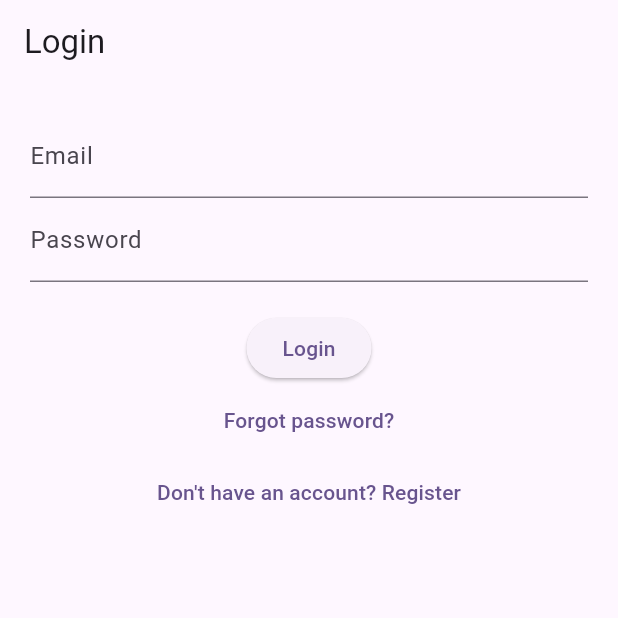
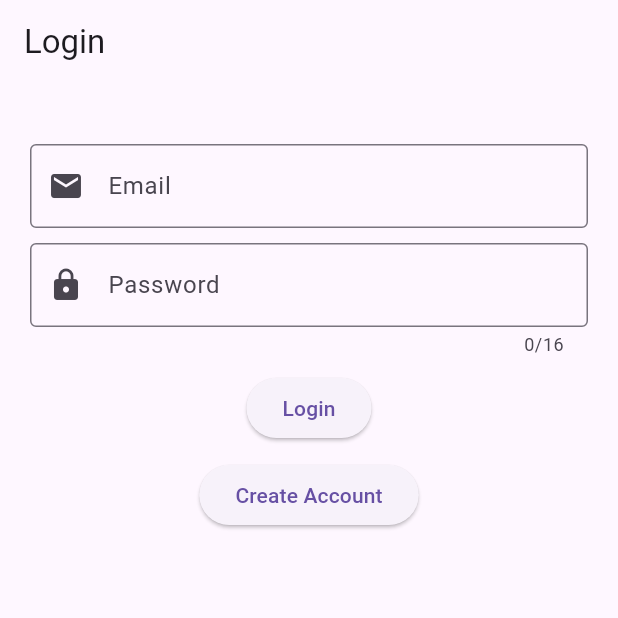
Before and after one commit to GaryXian/Flutter-Real-time-Messaging-and-Video-calls-Application, a Flutter app: the screen it shows after launch, on a phone screen of 412 x 824 dp, the top half of it. Run offline on Flutter 3.47's test engine with Material 3 defaults, Android fonts, the light colour scheme and no system bars; our stand-ins replace cloud_firestore, file_picker, firebase_auth, firebase_core, firebase_storage, image_picker; accounts and stored records are empty.

Commit message:
merging ui with some function

```diff
--- a/lib/main.dart
+++ b/lib/main.dart
@@ -1,14 +1,26 @@
 import 'package:flutter/material.dart';
+import 'package:provider/provider.dart';
 import 'package:firebase_core/firebase_core.dart';
 import 'package:firebase_auth/firebase_auth.dart';
+
 import 'firebase_options.dart';
+import 'home/home.dart';
+import 'main_screens/friends_screen.dart';
+import 'main_screens/messages_screen.dart';
+import 'main_screens/profile_screen.dart';
 import 'screens/login_screen.dart';
-import 'screens/chat_screen.dart';
+import 'sub_screens/settings_screen.dart';
+import 'widgets/change_theme.dart';
 
 void main() async {
   WidgetsFlutterBinding.ensureInitialized();
   await Firebase.initializeApp(options: DefaultFirebaseOptions.currentPlatform);
-  runApp(const MyApp());
+  runApp(
+    ChangeNotifierProvider(
+      create: (context) => ThemeProvider(),
+      child: const MyApp(),
+    ),
+  );
 }
 
 class MyApp extends StatelessWidget {
@@ -17,18 +29,29 @@ class MyApp extends StatelessWidget {
   @override
   Widget build(BuildContext context) {
     return MaterialApp(
-      title: 'Chat App',
-      theme: ThemeData(
-        colorScheme: ColorScheme.fromSeed(seedColor: Colors.deepPurple),
-        useMaterial3: true,
-      ),
+      title: 'Realtime Message & Video Call App',
+      theme: Provider.of<ThemeProvider>(context).themeData,
+      routes: {
+        '/login': (ctx) => const LoginScreen(),
+        '/home': (ctx) => const HomePage(),
+        '/message': (ctx) => const MessagesScreen(),
+        '/contacts': (ctx) => const ContactsScreen(),
+        '/profile': (ctx) => const ProfileScreen(),
+        '/settings': (ctx) => const SettingsScreen(),
+      },
       home: StreamBuilder<User?>(
         stream: FirebaseAuth.instance.authStateChanges(),
         builder: (ctx, snapshot) {
           if (snapshot.connectionState == ConnectionState.waiting) {
-            return const Scaffold(body: Center(child: CircularProgressIndicator()));
+            return const Scaffold(
+              body: Center(child: CircularProgressIndicator()),
+            );
           }
-          return snapshot.hasData ? const ChatScreen() : const LoginScreen();
+          if (snapshot.hasData) {
+            return const HomePage();
+          } else {
+            return const LoginScreen();
+          }
         },
       ),
     );
--- a/lib/screens/login_screen.dart
+++ b/lib/screens/login_screen.dart
@@ -1,6 +1,6 @@
 import 'package:flutter/material.dart';
 import 'package:firebase_auth/firebase_auth.dart';
-import 'chat_screen.dart';
+import 'package:realtime_message_calling/home/home.dart';
 import 'register_screen.dart';
 import 'reset_password_screen.dart';
 
@@ -23,21 +23,19 @@ class _LoginScreenState extends State<LoginScreen> {
       );
       Navigator.pushReplacement(
         context,
-        MaterialPageRoute(builder: (_) => const ChatScreen()),
+        MaterialPageRoute(builder: (_) => const HomePage()),
       );
     } catch (e) {
-      ScaffoldMessenger.of(
-        context,
-      ).showSnackBar(SnackBar(content: Text("Login Failed: $e")));
+      ScaffoldMessenger.of(context).showSnackBar(
+        SnackBar(content: Text("Login Failed: $e")),
+      );
     }
   }
 
   Future<void> resetPassword() async {
     if (emailController.text.trim().isEmpty) {
       ScaffoldMessenger.of(context).showSnackBar(
-        const SnackBar(
-          content: Text("Please enter your email to reset password"),
-        ),
+        const SnackBar(content: Text("Please enter your email to reset password")),
       );
       return;
     }
@@ -50,9 +48,9 @@ class _LoginScreenState extends State<LoginScreen> {
         const SnackBar(content: Text("Password reset email sent")),
       );
     } catch (e) {
-      ScaffoldMessenger.of(
-        context,
-      ).showSnackBar(SnackBar(content: Text("Error: $e")));
+      ScaffoldMessenger.of(context).showSnackBar(
+        SnackBar(content: Text("Error: $e")),
+      );
     }
   }
 
@@ -67,36 +65,53 @@ class _LoginScreenState extends State<LoginScreen> {
   Widget build(BuildContext context) {
     return Scaffold(
       appBar: AppBar(title: const Text("Login")),
-      body: Padding(
+      body: SingleChildScrollView(
         padding: const EdgeInsets.all(20),
         child: Column(
+          crossAxisAlignment: CrossAxisAlignment.center,
           children: [
-            TextField(
+            const SizedBox(height: 20),
+            // Optional: add a logo or image here
+            // Image.asset('assets/logo.png', height: 100),
+
+            TextFormField(
               controller: emailController,
-              decoration: const InputDecoration(labelText: "Email"),
+              keyboardType: TextInputType.emailAddress,
+              decoration: const InputDecoration(
+                border: OutlineInputBorder(),
+                prefixIcon: Icon(Icons.email),
+                labelText: 'Email',
+                hintText: 'Enter your email',
+              ),
             ),
-            TextField(
+            const SizedBox(height: 10),
+            TextFormField(
               controller: passwordController,
-              decoration: const InputDecoration(labelText: "Password"),
+              maxLength: 16,
               obscureText: true,
-              onSubmitted: (_) => login(),
+              decoration: const InputDecoration(
+                border: OutlineInputBorder(),
+                prefixIcon: Icon(Icons.lock),
+                labelText: 'Password',
+                hintText: 'Enter your password',
+              ),
+              onFieldSubmitted: (_) => login(),
             ),
-            const SizedBox(height: 20),
-            ElevatedButton(onPressed: login, child: const Text("Login")),
-            TextButton(
-              onPressed: () {
-                Navigator.of(context).push(
-                  MaterialPageRoute(
-                    builder: (ctx) => const ResetPasswordScreen(),
-                  ),
-                );
-              },
+            const SizedBox(height: 10),
+
+            ElevatedButton(
+              onPressed: login,
+              child: const Text('Login'),
+            ),
+            //need to work on this
+            /*TextButton(
+              onPressed: resetPassword,
               child: const Text("Forgot password?"),
-            ),
-
-            TextButton(
+            ),*/
+            const SizedBox(height: 10),
+            ElevatedButton(
               onPressed: goToRegister,
-              child: const Text("Don't have an account? Register"),
+              child: const Text('Create Account'),
             ),
           ],
         ),
--- /dev/null
+++ b/lib/widgets/change_theme.dart
@@ -0,0 +1,25 @@
+import 'package:flutter/material.dart';
+import '../widgets/themes.dart';
+
+class ThemeProvider with ChangeNotifier {
+  ThemeData _themeData = lightMode;
+
+  ThemeData get themeData => _themeData;
+
+  set themeData(ThemeData themeData) {
+    _themeData = themeData;
+    notifyListeners();
+  }
+
+  bool isDarkMode = false;
+
+  void toggleTheme() {
+    if(_themeData == lightMode) {
+      themeData = darkMode;
+      isDarkMode = true;
+    } else {
+      themeData = lightMode;
+      isDarkMode = false;
+    }
+  }
+}
--- /dev/null
+++ b/lib/widgets/themes.dart
@@ -0,0 +1,9 @@
+import 'package:flutter/material.dart';
+
+ThemeData lightMode = ThemeData(
+  brightness: Brightness.light
+);
+
+ThemeData darkMode = ThemeData(
+  brightness: Brightness.dark
+);
--- a/pubspec.yaml
+++ b/pubspec.yaml
@@ -42,6 +42,7 @@ dependencies:
   url_launcher: ^6.3.1
   file_picker: ^10.1.2
   image_picker: ^1.1.0
+  provider: ^6.1.5
 
 dev_dependencies:
   flutter_test:
```
Also changed, not shown: lib/authentication_screens/login_screen.dart (added, +64 -0 lines), lib/home/home.dart (added, +46 -0 lines), lib/main_screens/friends_screen.dart (added, +29 -0 lines), lib/main_screens/messages_screen.dart (added, +26 -0 lines), lib/main_screens/profile_screen.dart (added, +145 -0 lines), lib/models/ChatRoomModel.dart (added, +25 -0 lines), lib/models/MessageModel.dart (added, +35 -0 lines), lib/models/UserModel.dart (added, +29 -0 lines), lib/sub_screens/informations_screen.dart (added, +44 -0 lines), lib/sub_screens/settings_screen.dart (added, +55 -0 lines), lib/widgets/message_input.dart (+31 -35 lines), pubspec.lock.
